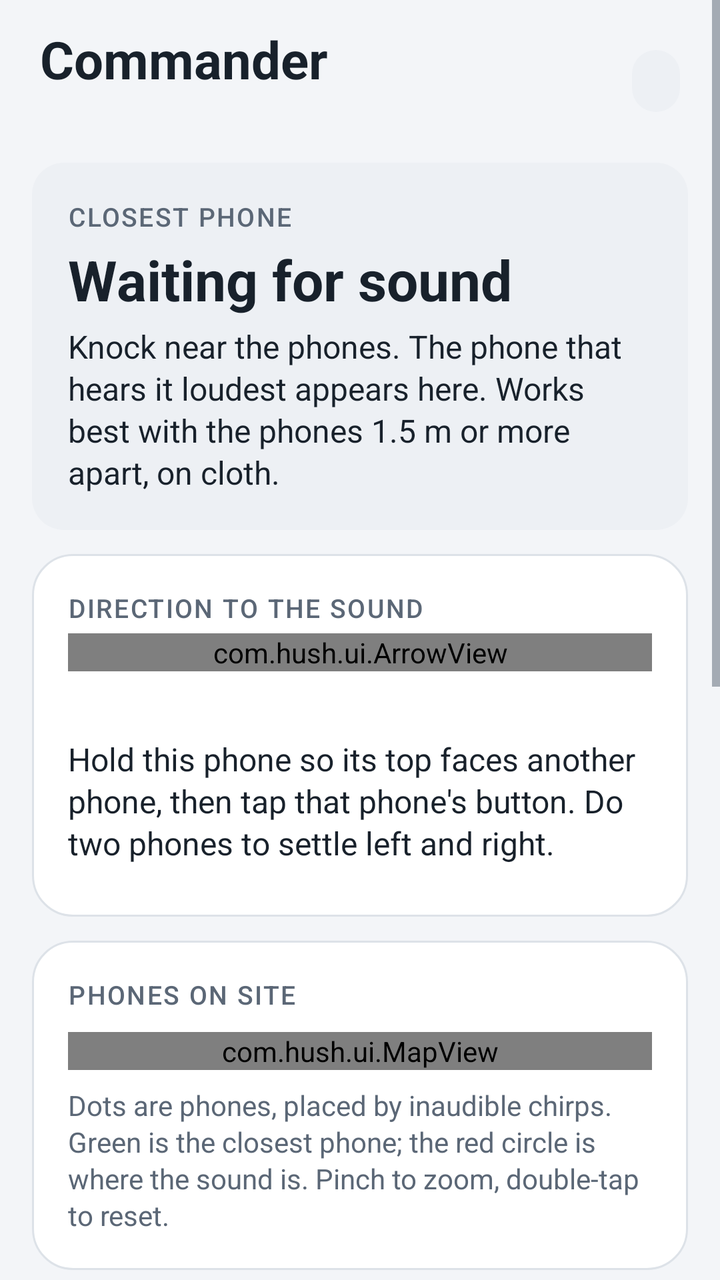
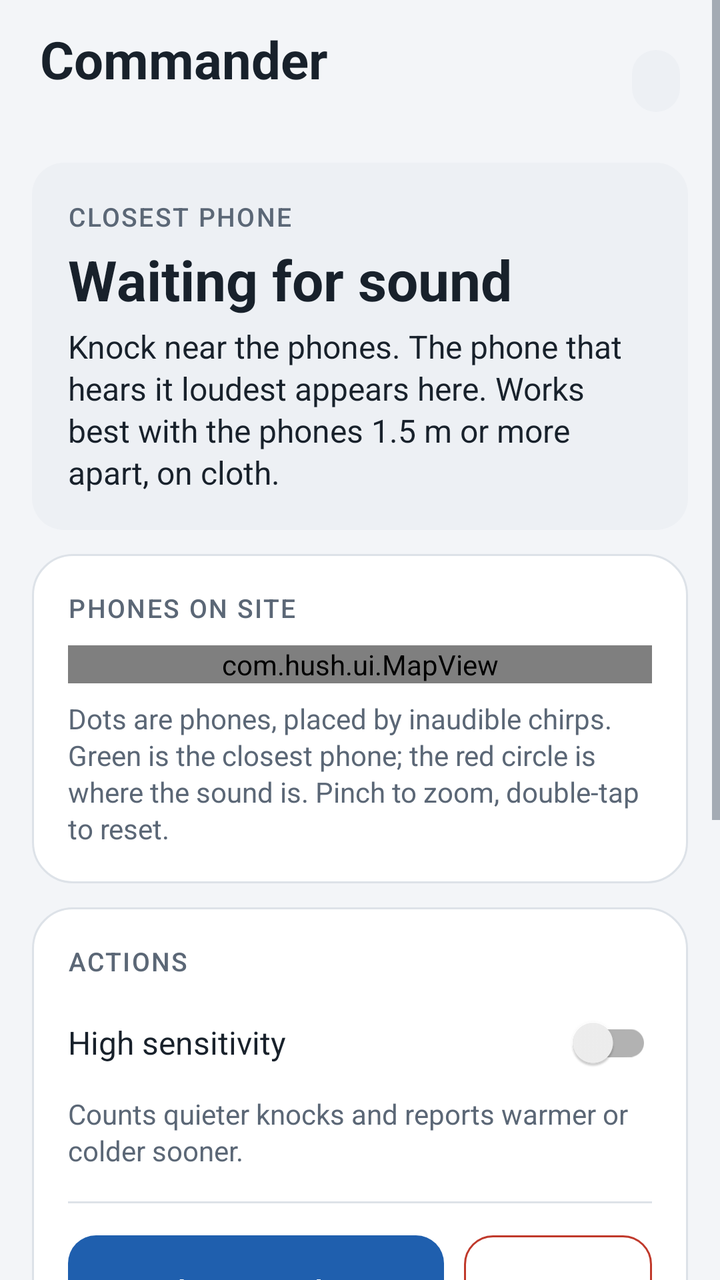

An Android layout rendered at two revisions. The XML below is the earlier revision; the diff shows what the commit changed to produce the second picture.
<!-- AndroidManifest.xml: application theme Theme.Hush -->
<!-- res/layout/screen_commander.xml -->
<?xml version="1.0" encoding="utf-8"?>
<ScrollView xmlns:android="http://schemas.android.com/apk/res/android"
    android:layout_width="match_parent"
    android:layout_height="match_parent">

    <LinearLayout
        android:layout_width="match_parent"
        android:layout_height="wrap_content"
        android:orientation="vertical"
        android:paddingStart="16dp"
        android:paddingTop="12dp"
        android:paddingEnd="16dp"
        android:paddingBottom="24dp">

        
        <LinearLayout
            android:layout_width="match_parent"
            android:layout_height="wrap_content"
            android:gravity="center_vertical"
            android:orientation="horizontal"
            android:paddingStart="4dp"
            android:paddingEnd="4dp">

            <LinearLayout
                android:layout_width="0dp"
                android:layout_height="wrap_content"
                android:layout_weight="1"
                android:orientation="vertical">

                <TextView
                    android:id="@+id/screenTitle"
                    android:layout_width="wrap_content"
                    android:layout_height="wrap_content"
                    android:text="@string/role_commander_title"
                    android:textColor="@color/text"
                    android:textSize="26sp"
                    android:textStyle="bold" />

                <TextView
                    android:id="@+id/connectionText"
                    android:layout_width="wrap_content"
                    android:layout_height="wrap_content"
                    android:layout_marginTop="2dp"
                    android:textColor="@color/text_secondary"
                    android:textSize="15sp" />
            </LinearLayout>

            <TextView
                android:id="@+id/phoneChip"
                android:layout_width="wrap_content"
                android:layout_height="wrap_content"
                android:background="@drawable/bg_chip"
                android:paddingStart="12dp"
                android:paddingTop="6dp"
                android:paddingEnd="12dp"
                android:paddingBottom="6dp"
                android:textColor="@color/text_secondary"
                android:textSize="14sp" />
        </LinearLayout>

        
        <LinearLayout
            android:id="@+id/closestCard"
            style="@style/Hush.Card"
            android:background="@drawable/bg_panel">

            <TextView
                android:id="@+id/closestOverline"
                android:layout_width="wrap_content"
                android:layout_height="wrap_content"
                android:text="@string/closest_overline"
                style="@style/Hush.Overline" />

            <TextView
                android:id="@+id/closestTitle"
                android:layout_width="wrap_content"
                android:layout_height="wrap_content"
                android:layout_marginTop="4dp"
                android:text="@string/closest_idle_title"
                android:textColor="@color/text"
                android:textSize="28sp"
                android:textStyle="bold" />

            <TextView
                android:id="@+id/closestText"
                android:layout_width="match_parent"
                android:layout_height="wrap_content"
                android:layout_marginTop="4dp"
                android:text="@string/closest_idle"
                style="@style/Hush.Body" />
        </LinearLayout>

        
        <TextView
            android:id="@+id/warmthText"
            android:layout_width="match_parent"
            android:layout_height="wrap_content"
            android:layout_marginTop="12dp"
            android:background="@drawable/bg_panel"
            android:padding="18dp"
            android:textSize="16sp"
            android:visibility="gone" />

        
        <LinearLayout style="@style/Hush.Card">

            <TextView
                android:layout_width="wrap_content"
                android:layout_height="wrap_content"
                android:text="@string/direction_heading"
                style="@style/Hush.Overline" />

            <com.hush.ui.ArrowView
                android:id="@+id/arrow"
                android:layout_width="match_parent"
                android:layout_height="wrap_content"
                android:layout_marginTop="4dp" />

            <TextView
                android:id="@+id/aimHint"
                android:layout_width="match_parent"
                android:layout_height="wrap_content"
                android:gravity="center_horizontal"
                style="@style/Hush.Caption" />

            
            <TextView
                android:id="@+id/aimInstruction"
                android:layout_width="match_parent"
                android:layout_height="wrap_content"
                android:layout_marginTop="14dp"
                android:text="@string/aim_instruction"
                style="@style/Hush.Body" />

            <LinearLayout
                android:id="@+id/aimRow"
                android:layout_width="match_parent"
                android:layout_height="wrap_content"
                android:layout_marginTop="8dp"
                android:orientation="horizontal" />

            <Button
                android:id="@+id/btnAimClear"
                android:layout_width="match_parent"
                android:layout_height="wrap_content"
                android:layout_marginTop="8dp"
                android:text="@string/aim_clear"
                android:visibility="gone" />
        </LinearLayout>

        
        <LinearLayout style="@style/Hush.Card">

            <TextView
                android:layout_width="wrap_content"
                android:layout_height="wrap_content"
                android:text="@string/map_heading"
                style="@style/Hush.Overline" />

            <com.hush.ui.MapView
                android:id="@+id/map"
                android:layout_width="match_parent"
                android:layout_height="wrap_content"
                android:layout_marginTop="10dp"
                android:background="@drawable/bg_map" />

            <TextView
                android:layout_width="match_parent"
                android:layout_height="wrap_content"
                android:layout_marginTop="8dp"
                android:text="@string/map_legend"
                style="@style/Hush.Caption" />
        </LinearLayout>

        
        <LinearLayout style="@style/Hush.Card">

            <TextView
                android:layout_width="wrap_content"
                android:layout_height="wrap_content"
                android:text="@string/actions_heading"
                style="@style/Hush.Overline" />

            <androidx.appcompat.widget.SwitchCompat
                android:id="@+id/btnSensitivity"
                android:layout_width="match_parent"
                android:layout_height="wrap_content"
                android:layout_marginTop="6dp"
                android:minHeight="52dp"
                android:text="@string/sensitivity_switch"
                android:textColor="@color/text"
                android:textSize="16sp" />

            <TextView
                android:layout_width="match_parent"
                android:layout_height="wrap_content"
                android:text="@string/sensitivity_hint"
                style="@style/Hush.Caption" />

            <View
                android:layout_width="match_parent"
                android:layout_height="1dp"
                android:layout_marginTop="16dp"
                android:layout_marginBottom="16dp"
                android:background="@color/outline" />

            <LinearLayout
                android:layout_width="match_parent"
                android:layout_height="wrap_content"
                android:orientation="horizontal">

                <Button
                    android:id="@+id/btnHush"
                    style="@style/Widget.Hush.Button.Primary"
                    android:layout_width="0dp"
                    android:layout_height="wrap_content"
                    android:layout_weight="2"
                    android:minHeight="56dp"
                    android:text="@string/hush_button" />

                <Button
                    android:id="@+id/btnStop"
                    style="@style/Widget.Hush.Button.Danger"
                    android:layout_width="0dp"
                    android:layout_height="wrap_content"
                    android:layout_marginStart="10dp"
                    android:layout_weight="1"
                    android:minHeight="56dp"
                    android:text="@string/stop_button" />
            </LinearLayout>

            <TextView
                android:id="@+id/bigCountdown"
                android:layout_width="match_parent"
                android:layout_height="wrap_content"
                android:layout_marginTop="8dp"
                android:gravity="center"
                android:textColor="@color/primary"
                android:textSize="64sp"
                android:textStyle="bold"
                android:visibility="gone" />

            <TextView
                android:layout_width="match_parent"
                android:layout_height="wrap_content"
                android:layout_marginTop="8dp"
                android:text="@string/hush_hint"
                style="@style/Hush.Caption" />

            <TextView
                android:id="@+id/briefText"
                android:layout_width="match_parent"
                android:layout_height="wrap_content"
                android:layout_marginTop="6dp"
                android:text="@string/brief_idle"
                android:textColor="@color/text"
                android:textSize="15sp" />

            <Button
                android:id="@+id/btnActivate"
                android:layout_width="match_parent"
                android:layout_height="wrap_content"
                android:layout_marginTop="16dp"
                android:text="@string/activate_button" />

            <TextView
                android:layout_width="match_parent"
                android:layout_height="wrap_content"
                android:layout_marginTop="6dp"
                android:text="@string/activate_hint"
                style="@style/Hush.Caption" />

            <TextView
                android:id="@+id/discoveredText"
                android:layout_width="match_parent"
                android:layout_height="wrap_content"
                android:layout_marginTop="8dp"
                android:text="@string/discovered_none"
                android:visibility="gone"
                style="@style/Hush.Mono" />
        </LinearLayout>

        
        <TextView
            android:id="@+id/detailsToggle"
            android:layout_width="match_parent"
            android:layout_height="wrap_content"
            android:layout_marginTop="12dp"
            android:background="@drawable/btn_secondary"
            android:clickable="true"
            android:focusable="true"
            android:minHeight="52dp"
            android:gravity="center_vertical"
            android:paddingStart="18dp"
            android:paddingEnd="18dp"
            android:text="@string/details_show"
            android:textColor="@color/text"
            android:textSize="16sp"
            android:fontFamily="sans-serif-medium" />

        <LinearLayout
            android:id="@+id/detailsBody"
            style="@style/Hush.Card"
            android:visibility="gone">

            <TextView
                android:layout_width="wrap_content"
                android:layout_height="wrap_content"
                android:text="@string/details_status"
                style="@style/Hush.Overline" />

            <TextView
                android:id="@+id/commanderStatus"
                android:layout_width="match_parent"
                android:layout_height="wrap_content"
                android:layout_marginTop="4dp"
                style="@style/Hush.Mono" />

            <TextView
                android:id="@+id/compassText"
                android:layout_width="match_parent"
                android:layout_height="wrap_content"
                android:layout_marginTop="4dp"
                style="@style/Hush.Mono" />

            <TextView
                android:layout_width="wrap_content"
                android:layout_height="wrap_content"
                android:layout_marginTop="16dp"
                android:text="@string/sensors_heading"
                style="@style/Hush.Overline" />

            <TextView
                android:id="@+id/peersText"
                android:layout_width="match_parent"
                android:layout_height="wrap_content"
                android:layout_marginTop="4dp"
                style="@style/Hush.Mono" />

            <TextView
                android:layout_width="wrap_content"
                android:layout_height="wrap_content"
                android:layout_marginTop="16dp"
                android:text="@string/mode_heading"
                style="@style/Hush.Overline" />

            <LinearLayout
                android:layout_width="match_parent"
                android:layout_height="wrap_content"
                android:layout_marginTop="6dp"
                android:orientation="horizontal">

                <Button
                    android:id="@+id/btnModeTapping"
                    android:layout_width="0dp"
                    android:layout_height="wrap_content"
                    android:layout_weight="1"
                    android:text="@string/mode_tapping" />

                <Button
                    android:id="@+id/btnModeVoice"
                    android:layout_width="0dp"
                    android:layout_height="wrap_content"
                    android:layout_marginStart="6dp"
                    android:layout_marginEnd="6dp"
                    android:layout_weight="1"
                    android:text="@string/mode_voice" />

                <Button
                    android:id="@+id/btnModeAny"
                    android:layout_width="0dp"
                    android:layout_height="wrap_content"
                    android:layout_weight="1"
                    android:text="@string/mode_any" />
            </LinearLayout>

            <TextView
                android:layout_width="wrap_content"
                android:layout_height="wrap_content"
                android:layout_marginTop="16dp"
                android:text="@string/map_tools_heading"
                style="@style/Hush.Overline" />

            <LinearLayout
                android:layout_width="match_parent"
                android:layout_height="wrap_content"
                android:layout_marginTop="6dp"
                android:orientation="horizontal">

                <Button
                    android:id="@+id/btnAutoPlace"
                    android:layout_width="0dp"
                    android:layout_height="wrap_content"
                    android:layout_weight="2"
                    android:text="@string/auto_place" />

                <Button
                    android:id="@+id/btnFlip"
                    android:layout_width="0dp"
                    android:layout_height="wrap_content"
                    android:layout_marginStart="6dp"
                    android:layout_weight="1"
                    android:text="@string/flip" />
            </LinearLayout>

            <LinearLayout
                android:id="@+id/placeRow"
                android:layout_width="match_parent"
                android:layout_height="wrap_content"
                android:layout_marginTop="6dp"
                android:orientation="horizontal" />

            <LinearLayout
                android:id="@+id/alignRow"
                android:layout_width="match_parent"
                android:layout_height="wrap_content"
                android:layout_marginTop="6dp"
                android:orientation="horizontal" />

            <Button
                android:id="@+id/btnSyncCompass"
                android:layout_width="match_parent"
                android:layout_height="wrap_content"
                android:layout_marginTop="6dp"
                android:text="@string/sync_compass"
                android:visibility="gone" />

            <Button
                android:id="@+id/btnExport"
                android:layout_width="match_parent"
                android:layout_height="wrap_content"
                android:layout_marginTop="12dp"
                android:text="@string/export_button" />

            <View
                android:layout_width="match_parent"
                android:layout_height="1dp"
                android:layout_marginTop="18dp"
                android:layout_marginBottom="14dp"
                android:background="@color/outline" />

            <include layout="@layout/block_sensor" />
        </LinearLayout>
    </LinearLayout>
</ScrollView>
<!-- res/layout/block_sensor.xml (included above) -->
<?xml version="1.0" encoding="utf-8"?>
<LinearLayout xmlns:android="http://schemas.android.com/apk/res/android"
    android:layout_width="match_parent"
    android:layout_height="wrap_content"
    android:orientation="vertical">

    <TextView
        android:id="@+id/roleLabel"
        android:layout_width="wrap_content"
        android:layout_height="wrap_content"
        style="@style/Hush.Overline" />

    <TextView
        android:id="@+id/linkStatus"
        android:layout_width="match_parent"
        android:layout_height="wrap_content"
        android:layout_marginTop="4dp"
        style="@style/Hush.Mono" />

    <TextView
        android:id="@+id/sourceLabel"
        android:layout_width="match_parent"
        android:layout_height="wrap_content"
        style="@style/Hush.Mono" />

    <TextView
        android:id="@+id/countdown"
        android:layout_width="match_parent"
        android:layout_height="wrap_content"
        android:gravity="center"
        android:textColor="@color/text_secondary"
        android:textSize="32sp"
        android:textStyle="bold"
        android:visibility="gone" />

    <TextView
        android:id="@+id/headline"
        android:layout_width="match_parent"
        android:layout_height="wrap_content"
        android:layout_marginTop="8dp"
        android:text="@string/label_waiting"
        android:textSize="18sp"
        android:textStyle="bold" />

    <TextView
        android:layout_width="wrap_content"
        android:layout_height="wrap_content"
        android:layout_marginTop="8dp"
        android:text="@string/loudness"
        style="@style/Hush.Caption" />

    <ProgressBar
        android:id="@+id/rmsBar"
        style="?android:attr/progressBarStyleHorizontal"
        android:layout_width="match_parent"
        android:layout_height="12dp"
        android:layout_marginTop="4dp"
        android:max="100"
        android:progress="0"
        android:progressTint="@color/primary" />

    <TextView
        android:id="@+id/rmsText"
        android:layout_width="match_parent"
        android:layout_height="wrap_content"
        android:layout_marginTop="4dp"
        style="@style/Hush.Mono" />

    <TextView
        android:id="@+id/tapText"
        android:layout_width="match_parent"
        android:layout_height="wrap_content"
        android:layout_marginTop="8dp"
        style="@style/Hush.Mono" />

    <TextView
        android:id="@+id/accelText"
        android:layout_width="match_parent"
        android:layout_height="wrap_content"
        android:layout_marginTop="8dp"
        style="@style/Hush.Mono" />

    <TextView
        android:id="@+id/topClass"
        android:layout_width="match_parent"
        android:layout_height="wrap_content"
        android:layout_marginTop="8dp"
        style="@style/Hush.Mono" />

    <TextView
        android:layout_width="wrap_content"
        android:layout_height="wrap_content"
        android:layout_marginTop="8dp"
        android:text="@string/debug_top5"
        style="@style/Hush.Caption" />

    <TextView
        android:id="@+id/top5"
        android:layout_width="match_parent"
        android:layout_height="wrap_content"
        style="@style/Hush.Mono" />
</LinearLayout>
<!-- resources referenced by this layout -->
<resources>
  <color name="outline">#DDE2E8</color>
  <color name="primary">#1F5FAE</color>
  <color name="text">#18212B</color>
  <color name="text_secondary">#5B6776</color>
  <string name="actions_heading">Actions</string>
  <string name="activate_button">Wake nearby phones</string>
  <string name="activate_hint">Sends a 30-second Bluetooth call that wakes phones with Hush installed, even when their app is closed.</string>
  <string name="aim_clear">Clear pointing</string>
  <string name="aim_instruction">Hold this phone so its top faces another phone, then tap that phone\'s button. Do two phones to settle left and right.</string>
  <string name="auto_place">Measure positions now</string>
  <string name="brief_idle">No silence window run yet.</string>
  <string name="closest_idle">Knock near the phones. The phone that hears it loudest appears here. Works best with the phones 1.5 m or more apart, on cloth.</string>
  <string name="closest_idle_title">Waiting for sound</string>
  <string name="closest_overline">Closest phone</string>
  <string name="debug_top5">Top 5 sound classes</string>
  <string name="details_show">Technical details  ▾</string>
  <string name="details_status">Status</string>
  <string name="direction_heading">Direction to the sound</string>
  <string name="discovered_none">None found yet</string>
  <string name="export_button">Save session log to Downloads</string>
  <string name="flip">Flip map</string>
  <string name="hush_button">Hush · 20 s silence</string>
  <string name="hush_hint">Asks everyone to stay silent for 20 seconds while all phones listen. Hold the button to run it with no sensors connected.</string>
  <string name="label_waiting">Listening…</string>
  <string name="loudness">Loudness (200–3000 Hz)</string>
  <string name="map_heading">Phones on site</string>
  <string name="map_legend">Dots are phones, placed by inaudible chirps. Green is the closest phone; the red circle is where the sound is. Pinch to zoom, double-tap to reset.</string>
  <string name="map_tools_heading">Map tools</string>
  <string name="mode_any">Any</string>
  <string name="mode_heading">Silence window listens for</string>
  <string name="mode_tapping">Tapping</string>
  <string name="mode_voice">Voice</string>
  <string name="role_commander_title">Commander</string>
  <string name="sensitivity_hint">Counts quieter knocks and reports warmer or colder sooner.</string>
  <string name="sensitivity_switch">High sensitivity</string>
  <string name="sensors_heading">Phones and scores</string>
  <string name="stop_button">Stop</string>
  <string name="sync_compass">Sync compasses (phones lying parallel)</string>
  <style name="Hush.Body" parent="">
          <item name="android:textSize">16sp</item>
          <item name="android:textColor">@color/text</item>
          <item name="android:lineSpacingExtra">2dp</item>
      </style>
  <style name="Hush.Caption" parent="">
          <item name="android:textSize">14sp</item>
          <item name="android:textColor">@color/text_secondary</item>
          <item name="android:lineSpacingExtra">2dp</item>
      </style>
  <style name="Hush.Mono" parent="">
          <item name="android:textSize">13sp</item>
          <item name="android:textColor">@color/text_secondary</item>
          <item name="android:fontFamily">monospace</item>
      </style>
  <style name="Widget.Hush.Button.Danger">
          <item name="android:background">@drawable/btn_danger</item>
          <item name="android:textColor">@color/btn_text_danger</item>
      </style>
  <style name="Widget.Hush.Button.Primary">
          <item name="android:background">@drawable/btn_primary</item>
          <item name="android:textColor">@color/surface</item>
      </style>
  <color name="surface_muted">#EDF0F4</color>
  <color name="surface">#FFFFFF</color>
  <color name="bg">#F3F5F8</color>
  <color name="danger_soft">#FBEAE8</color>
  <color name="danger">#C0392B</color>
  <color name="primary_disabled">#B9C8DB</color>
  <color name="primary_pressed">#184C8C</color>
</resources>

<!-- the commit's change to res/layout/screen_commander.xml (unified diff, before → after) -->
@@ -57,6 +57,22 @@
                 android:textColor="@color/text_secondary"
                 android:textSize="14sp" />
         </LinearLayout>
+
+        
+        <TextView
+            android:id="@+id/micBanner"
+            android:layout_width="match_parent"
+            android:layout_height="wrap_content"
+            android:layout_marginTop="12dp"
+            android:background="@drawable/bg_panel"
+            android:backgroundTint="@color/danger"
+            android:clickable="true"
+            android:focusable="true"
+            android:padding="16dp"
+            android:textColor="@color/surface"
+            android:textSize="16sp"
+            android:textStyle="bold"
+            android:visibility="gone" />
 
         
         <LinearLayout
@@ -102,7 +118,7 @@
             android:visibility="gone" />
 
         
-        <LinearLayout style="@style/Hush.Card">
+        <LinearLayout style="@style/Hush.Card" android:visibility="gone">
 
             <TextView
                 android:layout_width="wrap_content"
<!-- resource entries referenced after the edit -->
@@ -1,7 +1,9 @@
 <!-- resources referenced by this layout -->
 <resources>
+  <color name="danger">#C0392B</color>
   <color name="outline">#DDE2E8</color>
   <color name="primary">#1F5FAE</color>
+  <color name="surface">#FFFFFF</color>
   <color name="text">#18212B</color>
   <color name="text_secondary">#5B6776</color>
   <string name="actions_heading">Actions</string>
@@ -62,10 +64,8 @@
           <item name="android:textColor">@color/surface</item>
       </style>
   <color name="surface_muted">#EDF0F4</color>
-  <color name="surface">#FFFFFF</color>
   <color name="bg">#F3F5F8</color>
   <color name="danger_soft">#FBEAE8</color>
-  <color name="danger">#C0392B</color>
   <color name="primary_disabled">#B9C8DB</color>
   <color name="primary_pressed">#184C8C</color>
 </resources>
